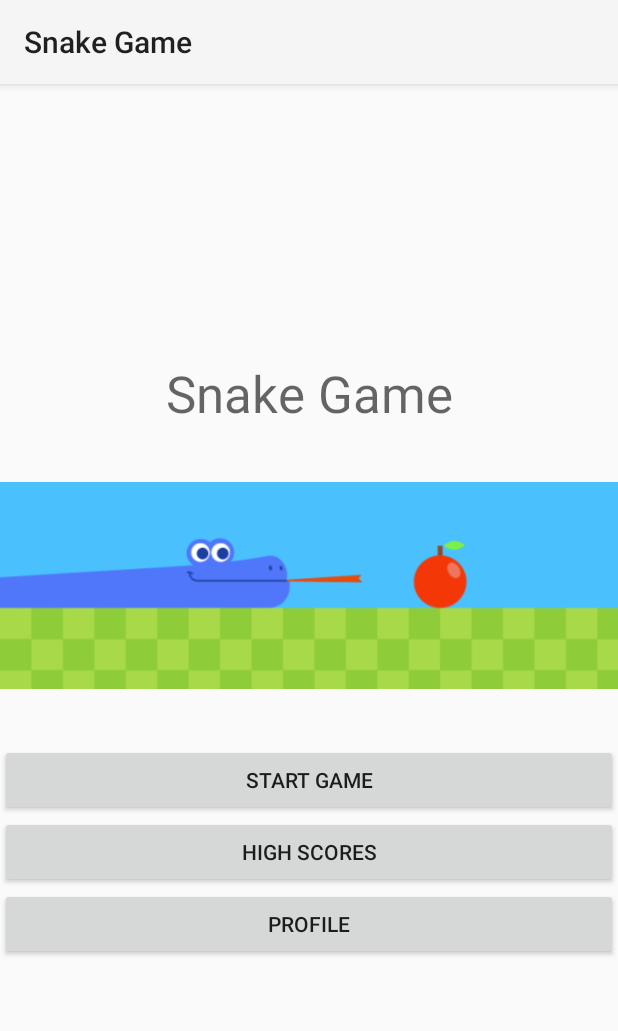
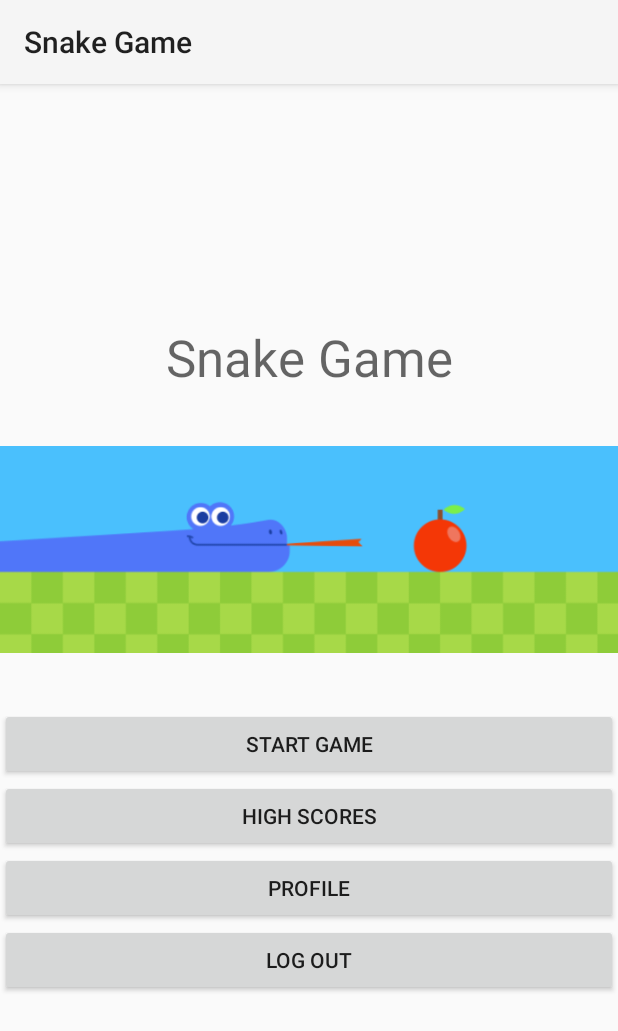
Before and after one commit to overwatcheddude/cia4003_ahmed_osama_snake, an Android app: the MainActivity screen opened directly, with no data from a screen before it, after a tap on "PROFILE", on a phone screen of 412 x 824 dp. Shown: the top 1031 px of the screen. Run offline under Robolectric (Android 15) with nearby library versions, the phone set to English and light mode, and no system bars; our stand-ins replace Firebase (no records; nobody signed in at launch, a user with empty details on screens opened directly); 1 statement that could not run was skipped.

Commit message:
Added log out button in the main menu

```diff
--- a/app/src/main/java/com/example/user/snakegame/MainActivity.java
+++ b/app/src/main/java/com/example/user/snakegame/MainActivity.java
@@ -11,6 +11,8 @@ import android.view.View;
 import android.view.animation.Animation;
 import android.view.animation.AnimationUtils;
 import android.widget.ImageView;
+
+import com.google.firebase.auth.FirebaseAuth;
 
 public class MainActivity extends AppCompatActivity
 {
@@ -40,6 +42,10 @@ public class MainActivity extends AppCompatActivity
                 gen.GoToActivity(HighScores.class); break;
             case R.id.btnProfile:
                 gen.GoToActivity(profile.class); break;
+            case R.id.btnLogOut:
+                FirebaseAuth.getInstance().signOut();
+                gen.GoToActivity(Login.class);
+                break;
             default: gen.DisplayMessage("Unknown button clicked.");
         }
     }
--- a/app/src/main/res/layout/activity_main.xml
+++ b/app/src/main/res/layout/activity_main.xml
@@ -51,4 +51,11 @@
         tools:layout_editor_absoluteX="147dp"
         tools:layout_editor_absoluteY="132dp" />
 
+    <Button
+        android:id="@+id/btnLogOut"
+        android:layout_width="match_parent"
+        android:layout_height="wrap_content"
+        android:onClick="OnActivityClick"
+        android:text="Log out" />
+
 </LinearLayout>
```
